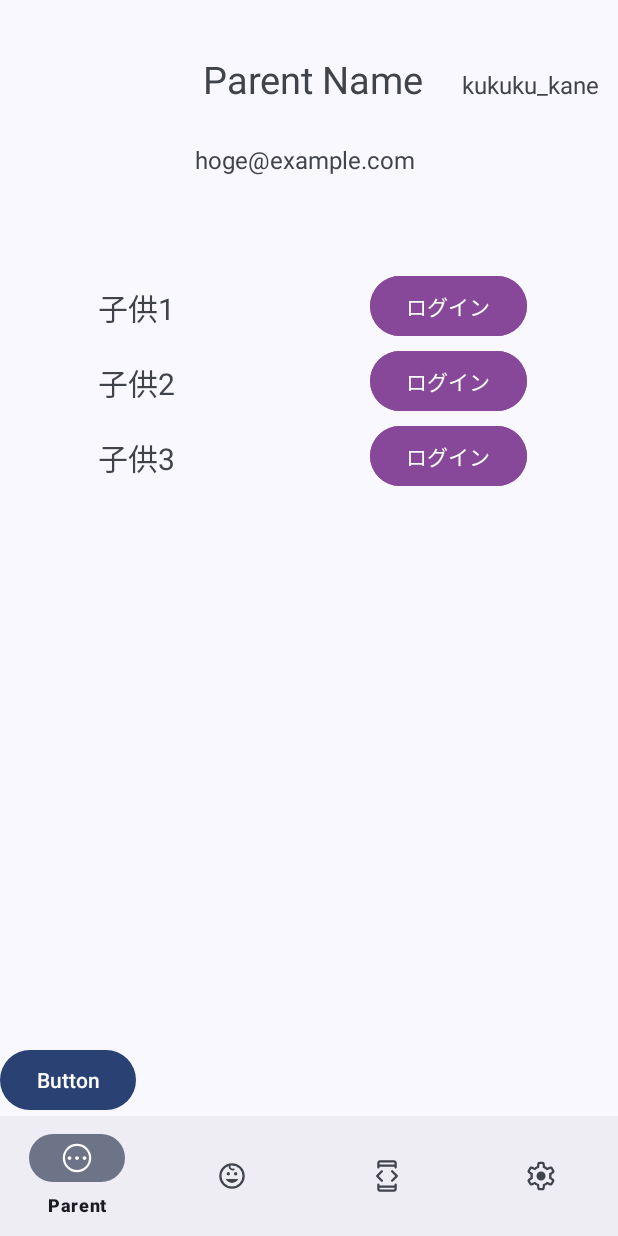
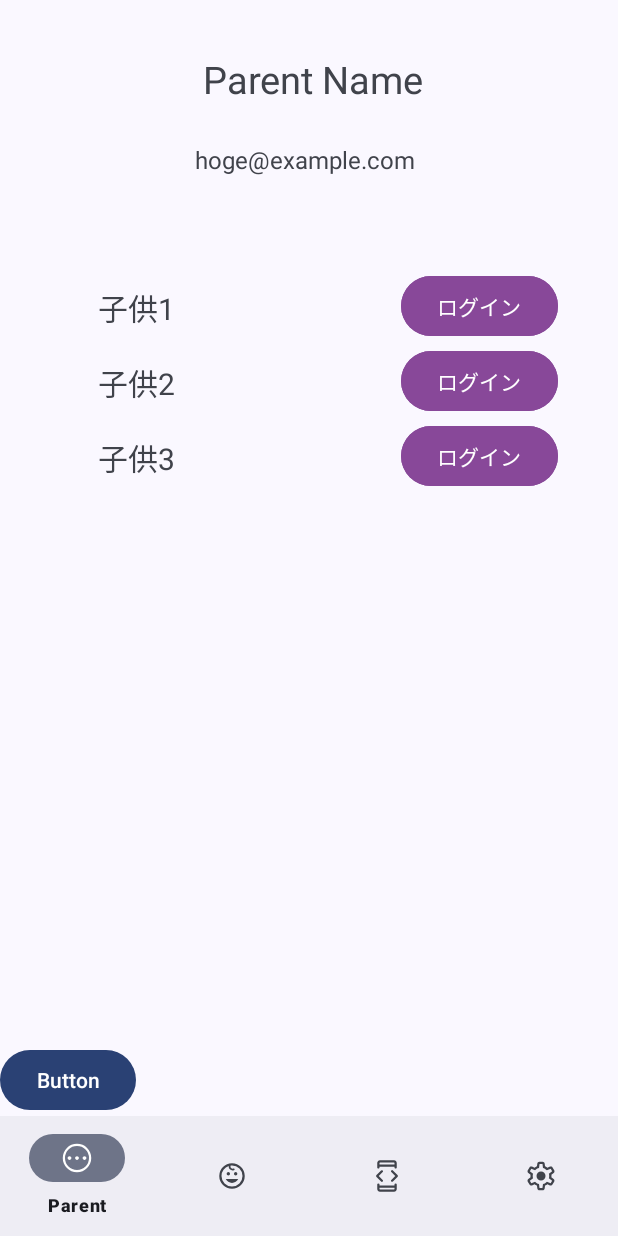
Before and after one commit to r-ca/kidshift-android-mirror, an Android app: the SettingMainFragment screen opened through its navigation route, on a phone screen of 412 x 824 dp. Run offline under Robolectric (Android 15) with nearby library versions, the phone set to English and light mode, and no system bars; our stand-ins replace Dagger/Hilt's generated code, navigation-ui.

```diff
--- a/feature/setting/src/main/java/one/nem/kidshift/feature/setting/SettingMainFragment.java
+++ b/feature/setting/src/main/java/one/nem/kidshift/feature/setting/SettingMainFragment.java
@@ -89,9 +89,6 @@ public class SettingMainFragment extends Fragment {
         //親の名前、アドレス表示
         ParentModel parent = parentData.getParent("poiuytrew");
 
-
-
-
         View view = inflater.inflate(R.layout.fragment_setting_main, container, false);
 
         // Pull-to-refresh（スワイプで更新）
--- a/feature/setting/src/main/res/layout/fragment_setting_main.xml
+++ b/feature/setting/src/main/res/layout/fragment_setting_main.xml
@@ -57,14 +57,6 @@
                     android:text="兼松空摩"
                     android:textSize="25dp" />
 
-                <TextView
-                    android:id="@+id/userid"
-                    android:layout_width="wrap_content"
-                    android:layout_height="wrap_content"
-                    android:padding="10dp"
-                    android:text="kukuku_kane"
-                    android:textSize="16dp" />
-
             </LinearLayout>
 
 
--- a/feature/setting/src/main/res/layout/list_item_child_name_list.xml
+++ b/feature/setting/src/main/res/layout/list_item_child_name_list.xml
@@ -21,12 +21,12 @@
         android:id="@+id/loginButton"
         android:layout_width="wrap_content"
         android:layout_height="wrap_content"
-        android:layout_marginStart="120dp"
+        android:layout_marginEnd="40dp"
+        android:backgroundTint="#884899"
         android:text="ログイン"
-        app:layout_constraintStart_toEndOf="@+id/childname"
-        app:layout_constraintTop_toTopOf="parent"
-        android:backgroundTint="#884899"
-        android:textColor="#fff"/>
+        android:textColor="#fff"
+        app:layout_constraintEnd_toEndOf="parent"
+        app:layout_constraintTop_toTopOf="parent" />
 
 
 </androidx.constraintlayout.widget.ConstraintLayout>
```
